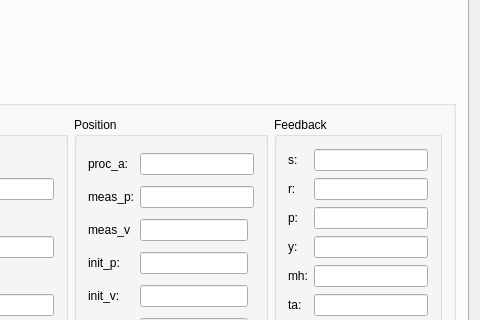
Before: the Qt Designer form ins_board_pc/mainwindow.ui in quantum-pie/ins-board-pc, drawn with Qt 5; both pictures show x 721 to 1201 and y 320 to 640 of the 1201 by 740 pixel window.
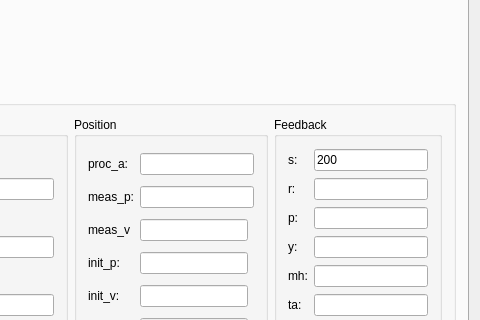
After: the same form once the commit is applied. The open tabs and pages were chosen to show the change. Custom widgets are drawn as their Qt base class.

Commit message: Filled default accumulator capacity in UI

```diff
--- a/ins_board_pc/mainwindow.ui
+++ b/ins_board_pc/mainwindow.ui
@@ -1052,7 +1052,11 @@
                <widget class="QLineEdit" name="pitch_std_le_3"/>
               </item>
               <item row="0" column="1">
-               <widget class="QLineEdit" name="samples_le_3"/>
+               <widget class="QLineEdit" name="samples_le_3">
+                <property name="text">
+                 <string>200</string>
+                </property>
+               </widget>
               </item>
               <item row="5" column="1">
                <widget class="QLineEdit" name="track_angle_le_2"/>
```
Left out of the diff: 14 changed lines with no effect on the pictures.
